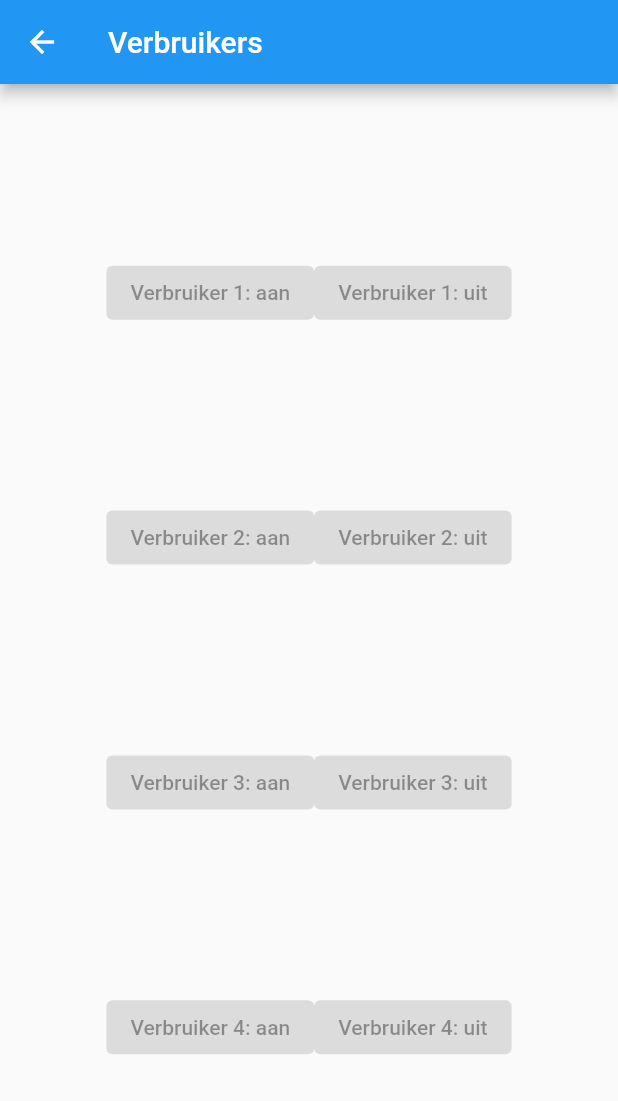
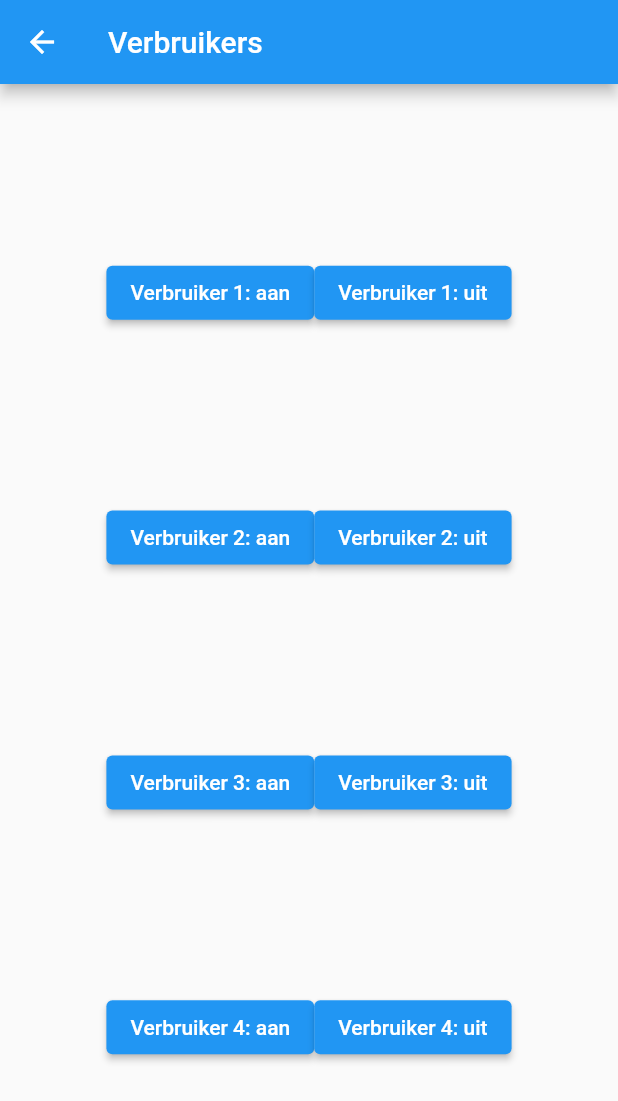
Before and after one commit to EeneeS/FlutterEinderk, a Flutter app: the Verbruikers screen opened directly, on a phone screen of 412 x 824 dp. Shown: the top 1101 px of the screen. Run offline on Flutter 3.47's test engine with Material 2 defaults, Android fonts, the phone set to English and light mode, and no system bars; missing offline and left inert: mqtt_client.

```diff
--- /dev/null
+++ b/lib/API.dart
@@ -0,0 +1,6 @@
+import 'package:http/http.dart' as http;
+
+Future getData(url) async{
+  http.Response response = await http.get(url);
+  return response.body;
+}
--- a/lib/totaleVerbruik.dart
+++ b/lib/totaleVerbruik.dart
@@ -1,6 +1,5 @@
 import 'dart:convert';
 import 'dart:io';
-
 import 'package:flutter/material.dart';
 import 'package:mqtt_client/mqtt_client.dart';
 import 'package:mqtt_client/mqtt_server_client.dart';
--- a/lib/verbruikers.dart
+++ b/lib/verbruikers.dart
@@ -1,4 +1,5 @@
 import 'package:flutter/material.dart';
+import 'API.dart';
 
 class Verbruikers extends StatefulWidget {
   @override
@@ -18,29 +19,29 @@ class _VerbruikersState extends State<Verbruikers> {
           Row(
             mainAxisAlignment: MainAxisAlignment.center,
             children: [
-              ElevatedButton(onPressed: null, child: Text('Verbruiker 1: aan')),
-              ElevatedButton(onPressed: null, child: Text('Verbruiker 1: uit'))
+              ElevatedButton(onPressed: () => getData('http://192.168.0.208:5000/verbruiker1Aan'), child: Text('Verbruiker 1: aan')),
+              ElevatedButton(onPressed: () => getData('http://192.168.0.208:5000/verbruiker1Uit'), child: Text('Verbruiker 1: uit'))
             ],
           ),
           Row(
             mainAxisAlignment: MainAxisAlignment.center,
             children: [
-              ElevatedButton(onPressed: null, child: Text('Verbruiker 2: aan')),
-              ElevatedButton(onPressed: null, child: Text('Verbruiker 2: uit'))
+              ElevatedButton(onPressed: () => getData('http://192.168.0.208:5000/verbruiker2Aan'), child: Text('Verbruiker 2: aan')),
+              ElevatedButton(onPressed: () => getData('http://192.168.0.208:5000/verbruiker2Uit'), child: Text('Verbruiker 2: uit'))
             ],
           ),
           Row(
             mainAxisAlignment: MainAxisAlignment.center,
             children: [
-              ElevatedButton(onPressed: null, child: Text('Verbruiker 3: aan')),
-              ElevatedButton(onPressed: null, child: Text('Verbruiker 3: uit'))
+              ElevatedButton(onPressed: () => getData('http://192.168.0.208:5000/verbruiker3Aan'), child: Text('Verbruiker 3: aan')),
+              ElevatedButton(onPressed: () => getData('http://192.168.0.208:5000/verbruiker3Uit'), child: Text('Verbruiker 3: uit'))
             ],
           ),
           Row(
             mainAxisAlignment: MainAxisAlignment.center,
             children: [
-              ElevatedButton(onPressed: null, child: Text('Verbruiker 4: aan')),
-              ElevatedButton(onPressed: null, child: Text('Verbruiker 4: uit'))
+              ElevatedButton(onPressed: () => getData('http://192.168.0.208:5000/verbruiker4Aan'), child: Text('Verbruiker 4: aan')),
+              ElevatedButton(onPressed: () => getData('http://192.168.0.208:5000/verbruiker4Uit'), child: Text('Verbruiker 4: uit'))
             ],
           )
         ],
```
